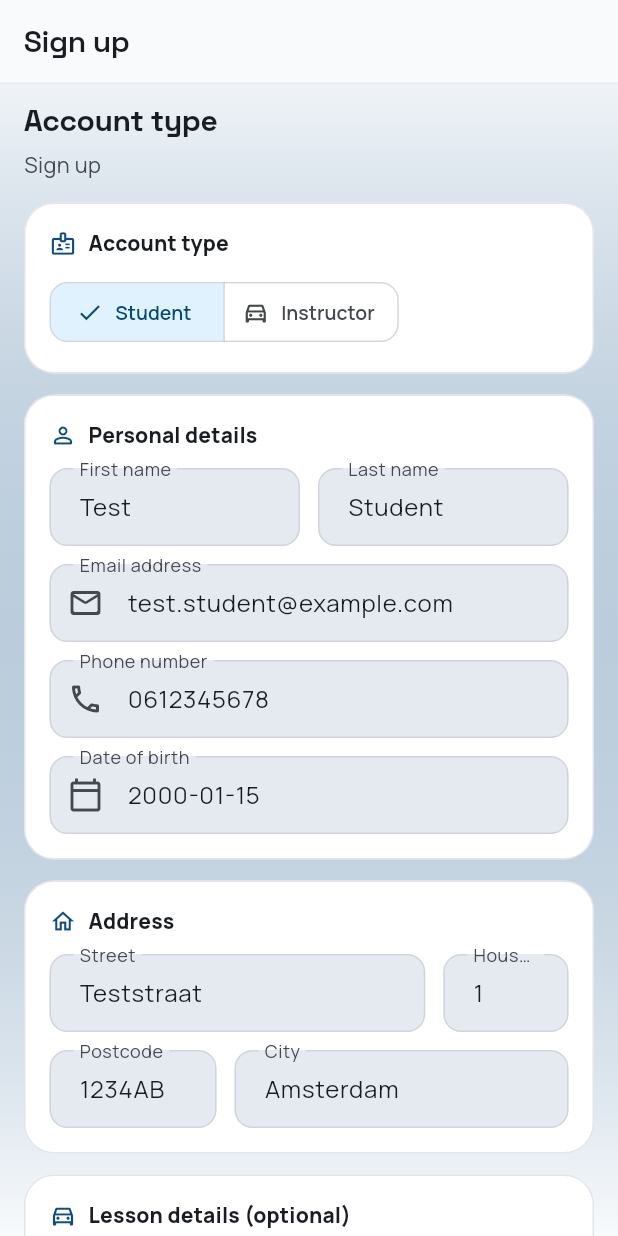
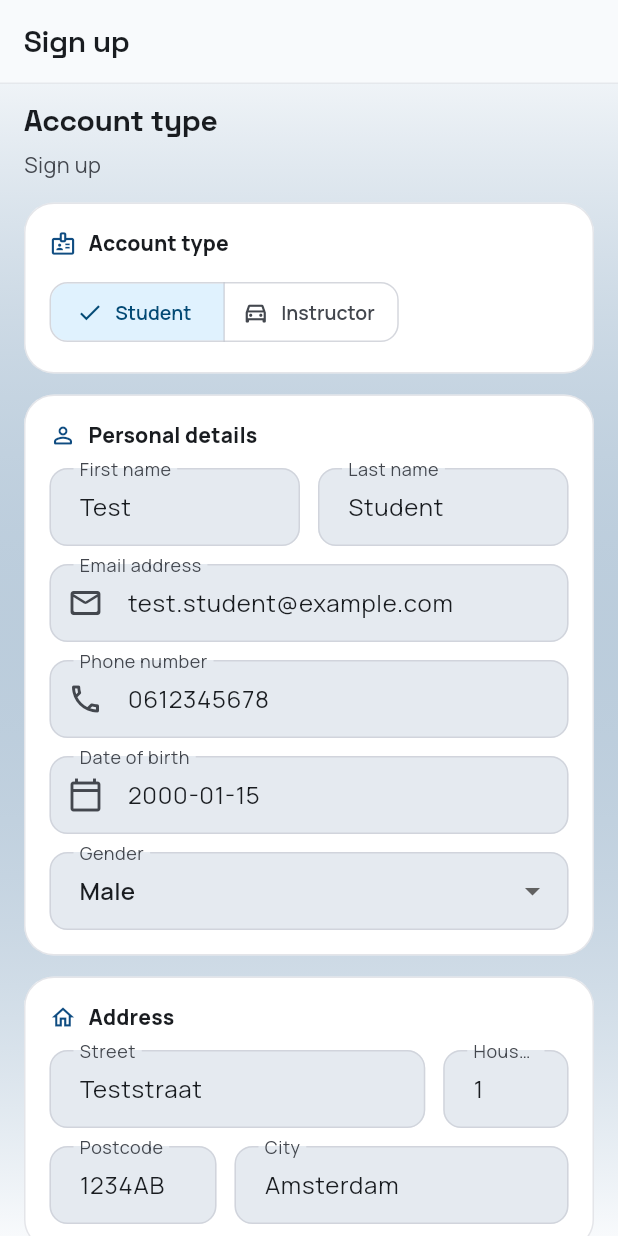
Before and after one commit to MrAbdul-SMD/planles_custom, a Flutter app: the RegisterScreen screen opened by its route, on a phone screen of 412 x 824 dp. Run offline on Flutter 3.47's test engine with Material 3 defaults, Android fonts, the phone set to English and light mode, and no system bars; our stand-ins replace app_links, dio, firebase_core, firebase_messaging, flutter_dotenv, flutter_local_notifications and 6 more; accounts and stored records are empty.

Commit message:
feat: add gender selection and car image handling to registration and edit profile screens

```diff
--- a/lib/features/auth/screens/register_screen.dart
+++ b/lib/features/auth/screens/register_screen.dart
@@ -22,6 +22,7 @@ class _RegisterScreenState extends ConsumerState<RegisterScreen> {
   final _formKey = GlobalKey<FormState>();
 
   String _profile = 'STUDENT';
+  String? _gender = 'MALE';
   final _firstName = TextEditingController(text: 'Test');
   final _lastName = TextEditingController(text: 'Student');
   final _email = TextEditingController(text: 'test.student@example.com');
@@ -77,6 +78,7 @@ class _RegisterScreenState extends ConsumerState<RegisterScreen> {
     'houseNumber': _houseNumber.text.trim(),
     'zipCode': _zipCode.text.trim(),
     'city': _city.text.trim(),
+    if (_gender != null) 'gender': _gender,
     if (_pickupLocation.text.trim().isNotEmpty)
       'pickupLocation': _pickupLocation.text.trim(),
     if (_licensePlate.text.trim().isNotEmpty)
@@ -354,6 +356,28 @@ class _RegisterScreenState extends ConsumerState<RegisterScreen> {
                                       ? l10n.registerRequired
                                       : null,
                             ),
+                            const SizedBox(height: 12),
+                            DropdownButtonFormField<String>(
+                              initialValue: _gender,
+                              decoration: InputDecoration(
+                                labelText: l10n.editProfileGender,
+                              ),
+                              items: [
+                                DropdownMenuItem(
+                                  value: 'MALE',
+                                  child: Text(l10n.editProfileGenderMale),
+                                ),
+                                DropdownMenuItem(
+                                  value: 'FEMALE',
+                                  child: Text(l10n.editProfileGenderFemale),
+                                ),
+                                DropdownMenuItem(
+                                  value: 'UNKNOWN',
+                                  child: Text(l10n.editProfileGenderUnknown),
+                                ),
+                              ],
+                              onChanged: (v) => setState(() => _gender = v),
+                            ),
                           ],
                           icon: Icons.person_outline_rounded,
                         ),
@@ -418,6 +442,7 @@ class _RegisterScreenState extends ConsumerState<RegisterScreen> {
                           ],
                           icon: Icons.home_outlined,
                         ),
+                        if (_profile == 'INSTRUCTOR')
                           sectionCard(
                             l10n.registerLessonDetails,
                             [
@@ -440,7 +465,6 @@ class _RegisterScreenState extends ConsumerState<RegisterScreen> {
                                   prefixIcon: const Icon(Icons.pin_outlined),
                                 ),
                               ),
-                            if (_profile == 'INSTRUCTOR') ...[
                               const SizedBox(height: 14),
                               Text(
                                 l10n.registerCarImage,
@@ -480,10 +504,16 @@ class _RegisterScreenState extends ConsumerState<RegisterScreen> {
                                                   size: 20,
                                                 ),
                                                 const SizedBox(width: 8),
-                                                Text(
-                                                  l10n.genericSuccess,
+                                                Expanded(
+                                                  child: Text(
+                                                    _carImage!.name.isNotEmpty
+                                                        ? _carImage!.name
+                                                        : l10n.genericSuccess,
                                                     style: theme
                                                         .textTheme.bodyMedium,
+                                                    overflow:
+                                                        TextOverflow.ellipsis,
+                                                  ),
                                                 ),
                                               ],
                                             ),
@@ -513,7 +543,6 @@ class _RegisterScreenState extends ConsumerState<RegisterScreen> {
                                   ],
                                 ),
                               ),
-                            ],
                             ],
                             icon: Icons.directions_car_outlined,
                           ),
```
Also changed, not shown: lib/features/profile/data/profile_repository.dart (+32 -10 lines), lib/features/profile/screens/edit_profile_screen.dart (+90 -0 lines). Lines whose indentation alone changed are shown as unchanged.
